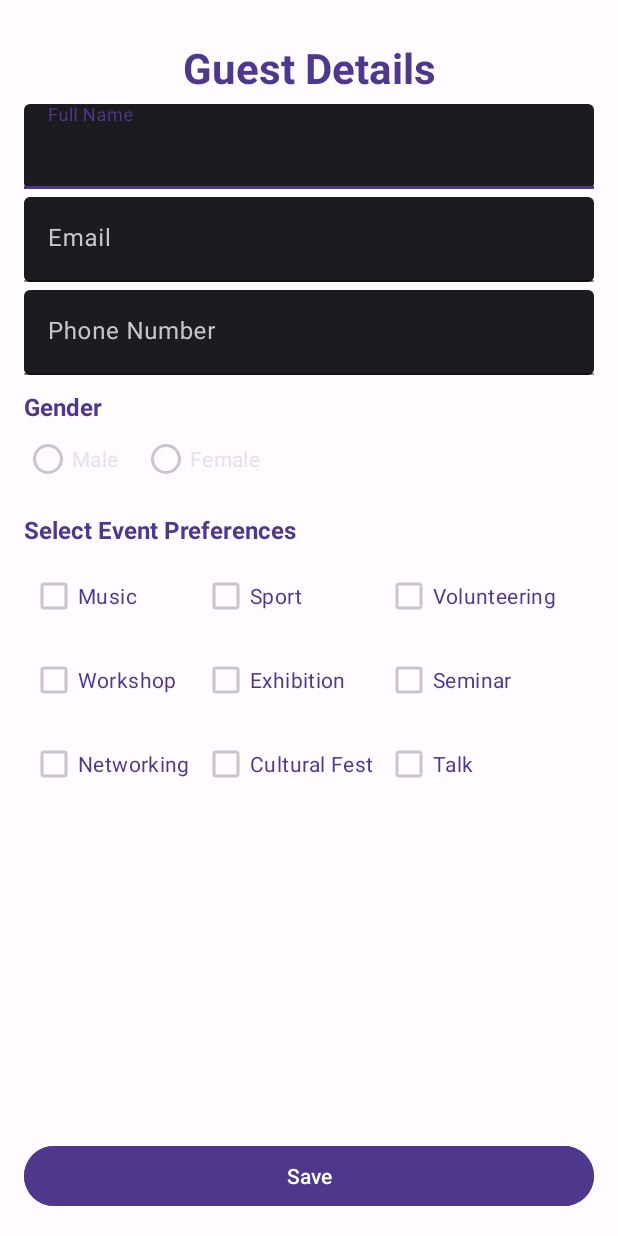
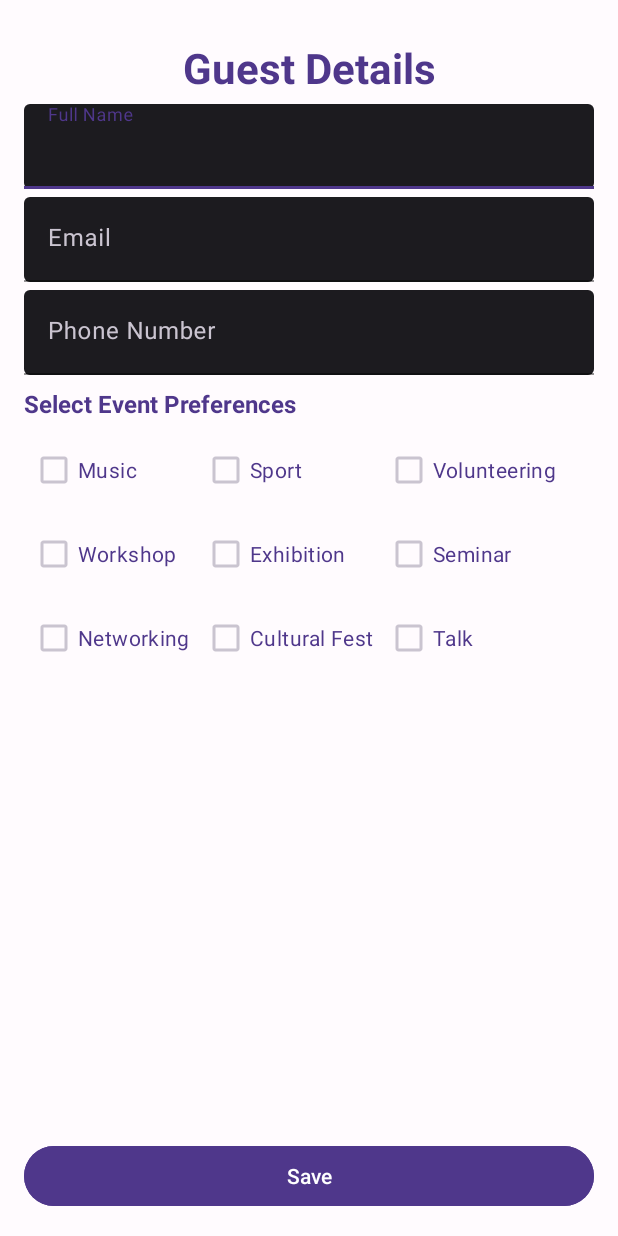
Before and after one commit to SparkySky/UTAR-ACT-a, an Android app: the screen it shows after launch once a user with an empty profile is signed in (GuestFormActivity), on a phone screen of 412 x 824 dp. Run offline under Robolectric (Android 15) with nearby library versions, the phone set to English and light mode, and no system bars; our stand-ins replace Firebase (no records; nobody signed in at launch, a user with empty details on screens opened directly), navigation-ui.

Commit message:
Small Update

```diff
--- a/app/src/main/res/layout/activity_guest_form.xml
+++ b/app/src/main/res/layout/activity_guest_form.xml
@@ -90,40 +90,6 @@
     </com.google.android.material.textfield.TextInputLayout>
 
     <!-- Gender -->
-    <TextView
-        android:id="@+id/tvGender"
-        android:layout_width="wrap_content"
-        android:layout_height="wrap_content"
-        android:layout_marginTop="10dp"
-        android:text="@string/label_gender"
-        android:textColor="@color/md_theme_dark_primaryContainer"
-        android:textSize="16sp"
-        android:textStyle="bold"
-        app:layout_constraintStart_toStartOf="parent"
-        app:layout_constraintTop_toBottomOf="@id/layoutPhone" />
-
-    <RadioGroup
-        android:id="@+id/rgGender"
-        android:layout_width="0dp"
-        android:layout_height="wrap_content"
-        android:orientation="horizontal"
-        app:layout_constraintTop_toBottomOf="@id/tvGender"
-        app:layout_constraintStart_toStartOf="parent"
-        app:layout_constraintEnd_toEndOf="parent">
-
-        <RadioButton
-            android:id="@+id/rbMale"
-            android:layout_width="wrap_content"
-            android:layout_height="wrap_content"
-            android:text="@string/gender_male"/>
-
-        <RadioButton
-            android:id="@+id/rbFemale"
-            android:layout_width="wrap_content"
-            android:layout_height="wrap_content"
-            android:text="@string/gender_female"
-            android:layout_marginStart="15dp"/>
-    </RadioGroup>
 
     <!-- Guest Type -->
 
@@ -133,13 +99,13 @@
         android:id="@+id/tvPreferences"
         android:layout_width="wrap_content"
         android:layout_height="wrap_content"
-        android:layout_marginTop="12dp"
+        android:layout_marginTop="8dp"
         android:text="@string/label_preferences"
         android:textColor="@color/md_theme_dark_primaryContainer"
         android:textSize="16sp"
         android:textStyle="bold"
         app:layout_constraintStart_toStartOf="parent"
-        app:layout_constraintTop_toBottomOf="@+id/rgGender" />
+        app:layout_constraintTop_toBottomOf="@+id/layoutPhone" />
 
     <GridLayout
         android:id="@+id/layoutPreferences"
--- a/gradle/libs.versions.toml
+++ b/gradle/libs.versions.toml
@@ -1,5 +1,5 @@
 [versions]
-agp = "8.12.0"
+agp = "8.12.1"
 junit = "4.13.2"
 junitVersion = "1.1.5"
 espressoCore = "3.5.1"
```
